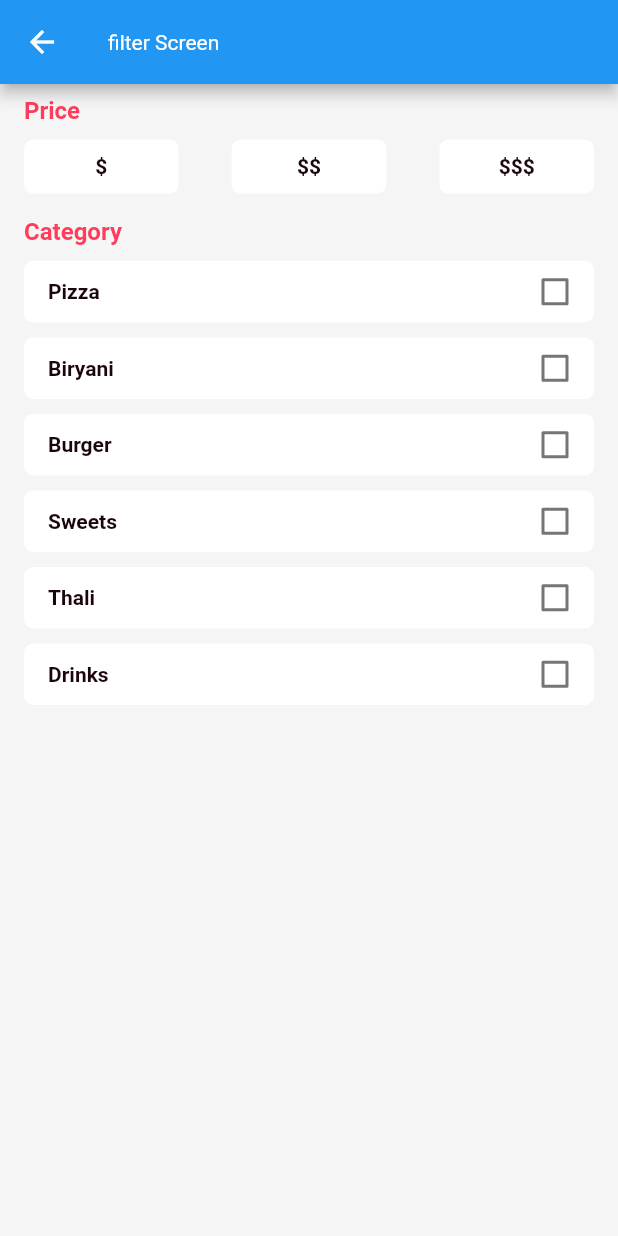
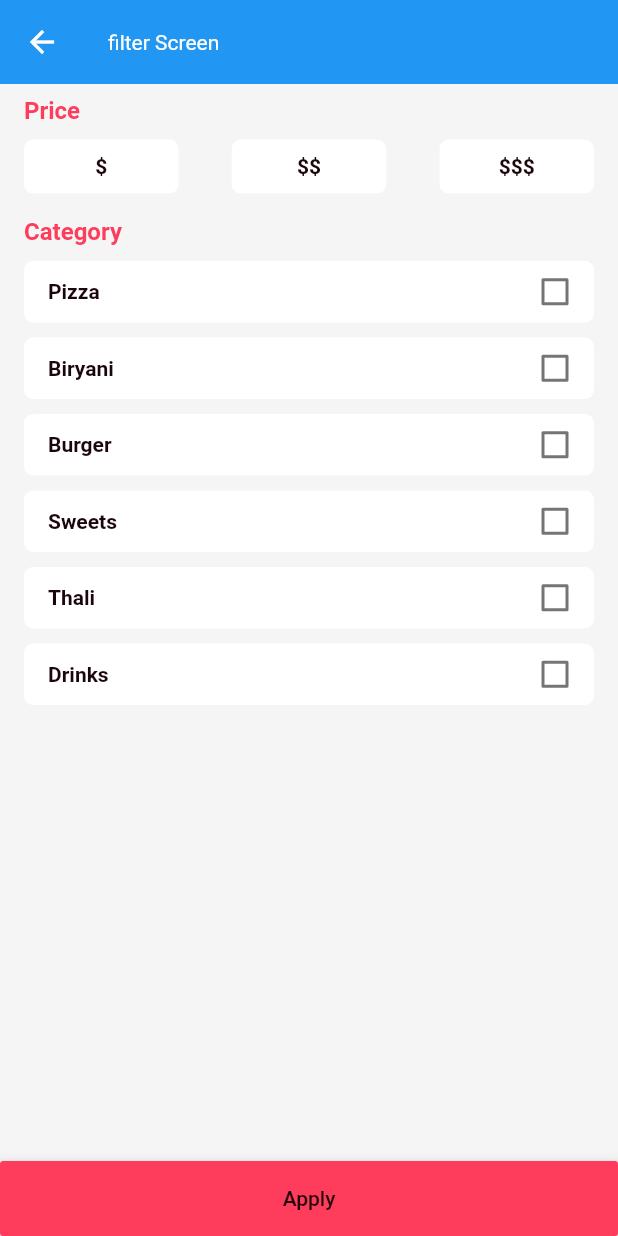
Before and after one commit to alamayub/food_app, a Flutter app: the FilterScreen screen opened directly, on a phone screen of 412 x 824 dp. Run offline on Flutter 3.47's test engine with Material 2 defaults, Android fonts, the phone set to English and light mode, and no system bars; our stand-ins replace equatable, flutter_bloc, geolocator, google_maps_flutter; network calls fail; Roboto replaces fonts that are missing (Futura).

Commit message:
filters working

```diff
--- a/lib/models/restaurant_model.dart
+++ b/lib/models/restaurant_model.dart
@@ -8,6 +8,7 @@ class Restaurant extends Equatable {
   final List<String> tags;
   final List<MenuItem> menuItems;
   final int deliveryTime;
+  final String priceCategory;
   final double deliveryFee;
   final double distance;
 
@@ -18,6 +19,7 @@ class Restaurant extends Equatable {
     required this.tags,
     required this.menuItems,
     required this.deliveryTime,
+    required this.priceCategory,
     required this.deliveryFee,
     required this.distance,
   });
@@ -29,6 +31,7 @@ class Restaurant extends Equatable {
         name,
         tags,
         deliveryTime,
+        priceCategory,
         deliveryFee,
         distance,
       ];
@@ -42,6 +45,7 @@ class Restaurant extends Equatable {
       tags: const ['Italian', 'Indian', 'Pizza'],
       menuItems: MenuItem.menuItems.where((e) => e.id == 1).toList(),
       deliveryTime: 30,
+      priceCategory: '\$',
       deliveryFee: 25.2,
       distance: 5.9,
     ),
@@ -53,6 +57,7 @@ class Restaurant extends Equatable {
       tags: const ['Thali', 'Indian', 'Biryani', 'Pizza'],
       menuItems: MenuItem.menuItems.where((e) => e.id == 2).toList(),
       deliveryTime: 30,
+      priceCategory: '\$',
       deliveryFee: 25.2,
       distance: 5.9,
     ),
@@ -64,6 +69,7 @@ class Restaurant extends Equatable {
       tags: const ['Chinese', 'Thai', 'Biryani'],
       menuItems: MenuItem.menuItems.where((e) => e.id == 3).toList(),
       deliveryTime: 30,
+      priceCategory: '\$',
       deliveryFee: 25.2,
       distance: 5.9,
     ),
@@ -75,6 +81,7 @@ class Restaurant extends Equatable {
       tags: const ['Mushroom', 'Indian', 'Biryani', 'Pizza'],
       menuItems: MenuItem.menuItems.where((e) => e.id == 4).toList(),
       deliveryTime: 30,
+      priceCategory: '\$',
       deliveryFee: 25.2,
       distance: 5.9,
     )
--- a/lib/screens/filter_screen.dart
+++ b/lib/screens/filter_screen.dart
@@ -1,4 +1,9 @@
 import 'package:flutter/material.dart';
+import 'package:flutter_bloc/flutter_bloc.dart';
+import 'package:food_app/blocs/filters/filter_bloc.dart';
+import 'package:food_app/blocs/filters/filter_event.dart';
+import 'package:food_app/models/restaurant_model.dart';
+import 'package:food_app/screens/restaurant_list_screen.dart';
 import 'package:food_app/widgets/custom_category_filter.dart';
 import 'package:food_app/widgets/custom_price_filter.dart';
 
@@ -18,6 +23,7 @@ class FilterScreen extends StatelessWidget {
     return Scaffold(
       backgroundColor: Theme.of(context).backgroundColor,
       appBar: AppBar(
+        elevation: 0,
         title: const Text('filter Screen'),
       ),
       body: Padding(
@@ -50,6 +56,47 @@ class FilterScreen extends StatelessWidget {
           ],
         ),
       ),
+      bottomNavigationBar: BottomAppBar(
+        child: BlocBuilder<FilterBloc, FilterState>(
+          builder: (context, state) {
+            if (state is FilterLoading) {
+              return const Center(
+                child: CircularProgressIndicator(),
+              );
+            }
+            if (state is FilterLoaded) {
+              return MaterialButton(
+                height: 50,
+                color: Theme.of(context).primaryColor,
+                onPressed: () {
+                  var categories = state.filter.categoryFilter
+                      .where((x) => x.value)
+                      .map((filter) => filter.category.name)
+                      .toList();
+
+                  var prices = state.filter.priceFilter
+                      .where((x) => x.value)
+                      .map((filter) => filter.price.price)
+                      .toList();
+
+                  List<Restaurant> restaurants = Restaurant.restaurants
+                      .where((r) => categories.any((c) => r.tags.contains(c)))
+                      .where(
+                          (r) => prices.any((c) => r.priceCategory.contains(c)))
+                      .toList();
+
+                  Navigator.of(context).push(MaterialPageRoute(
+                      builder: (context) =>
+                          RestaurantListScreen(lists: restaurants)));
+                },
+                child: const Text('Apply'),
+              );
+            } else {
+              return const Text('Somethign went wrong!');
+            }
+          },
+        ),
+      ),
     );
   }
 }
```
